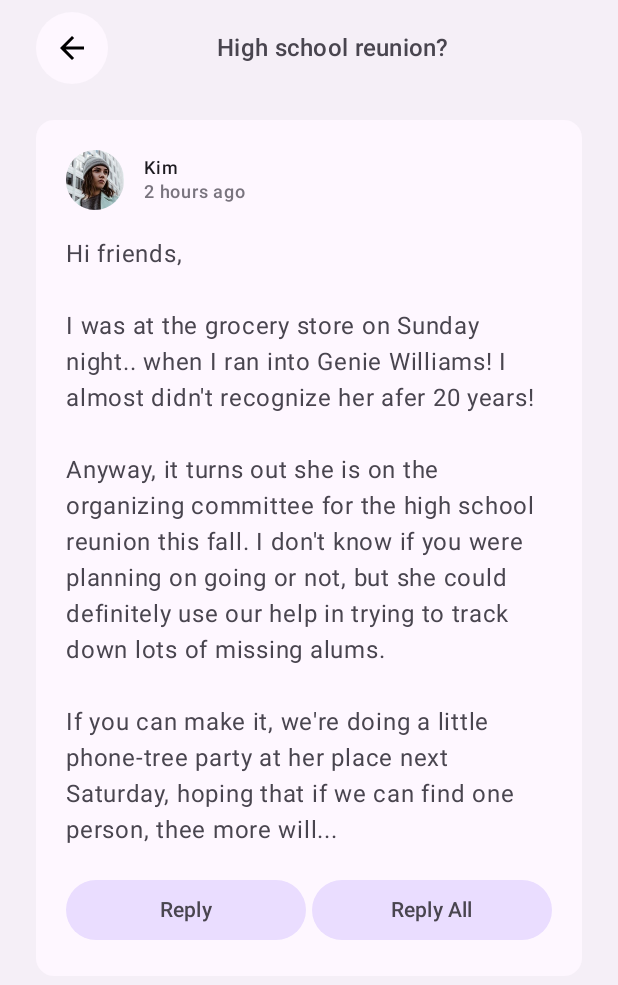
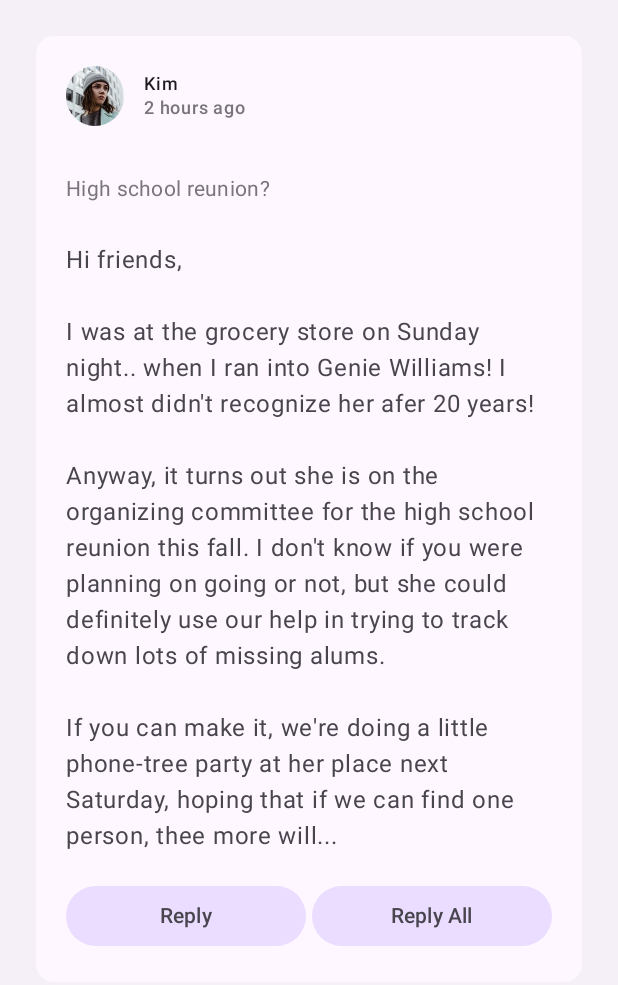
Before and after one commit to iamspd/Reply_JetpackCompose_WindowSizeLibrary, an Android app built with Jetpack Compose: the @Preview function PreviewDetailsScreen, on a phone screen of 412 x 824 dp. Shown: the top 985 px of the screen. Run offline under Robolectric (Android 15) with nearby library versions, the phone set to English and light mode, and no system bars.

```diff
--- a/app/src/main/java/com/example/reply/ui/ReplyViewModel.kt
+++ b/app/src/main/java/com/example/reply/ui/ReplyViewModel.kt
@@ -50,7 +50,9 @@ class ReplyViewModel : ViewModel() {
             LocalEmailsDataProvider.allEmails.groupBy { it.mailbox }
 
         _appUiState.value = AppUiState(
-            mailboxes = mailboxes
+            mailboxes = mailboxes,
+            currentSelectedEmail = mailboxes[MailboxType.Inbox]?.get(0)
+                ?: LocalEmailsDataProvider.defaultEmail
         )
     }
 }
--- a/app/src/main/java/com/example/reply/ui/screens/DetailsScreen.kt
+++ b/app/src/main/java/com/example/reply/ui/screens/DetailsScreen.kt
@@ -7,10 +7,13 @@ import androidx.compose.foundation.layout.Arrangement
 import androidx.compose.foundation.layout.Box
 import androidx.compose.foundation.layout.Column
 import androidx.compose.foundation.layout.Row
+import androidx.compose.foundation.layout.Spacer
 import androidx.compose.foundation.layout.WindowInsets
 import androidx.compose.foundation.layout.asPaddingValues
 import androidx.compose.foundation.layout.fillMaxSize
 import androidx.compose.foundation.layout.fillMaxWidth
+import androidx.compose.foundation.layout.height
+import androidx.compose.foundation.layout.navigationBarsPadding
 import androidx.compose.foundation.layout.padding
 import androidx.compose.foundation.layout.safeDrawing
 import androidx.compose.foundation.layout.size
@@ -18,7 +21,6 @@ import androidx.compose.foundation.lazy.LazyColumn
 import androidx.compose.foundation.shape.CircleShape
 import androidx.compose.material.icons.Icons
 import androidx.compose.material.icons.automirrored.filled.ArrowBack
-import androidx.compose.material.icons.filled.ArrowBack
 import androidx.compose.material3.Button
 import androidx.compose.material3.ButtonDefaults
 import androidx.compose.material3.Card
@@ -58,6 +60,7 @@ fun PreviewDetailsScreen() {
 fun DetailsScreen(
     modifier: Modifier = Modifier,
     appUiState: AppUiState,
+    isFullScreen: Boolean = false,
     onBackPressed: () -> Unit,
 ) {
 
@@ -73,6 +76,7 @@ fun DetailsScreen(
                 .background(color = MaterialTheme.colorScheme.inverseOnSurface)
         ) {
             item {
+                if (isFullScreen) {
                     DetailsScreenTopBar(
                         onBackButtonClicked = onBackPressed,
                         appUiState = appUiState,
@@ -80,12 +84,19 @@ fun DetailsScreen(
                             .fillMaxWidth()
                             .padding(top = dimensionResource(R.dimen.topbar_padding_vertical))
                     )
+                }
 
                 DetailsScreenEmailDetailCard(
                     email = appUiState.currentSelectedEmail,
                     mailboxType = appUiState.currentMailbox,
-                    modifier = Modifier
+                    isFullScreen = isFullScreen,
+                    modifier = if (isFullScreen) {
+                        Modifier
+                            .navigationBarsPadding()
                             .padding(dimensionResource(R.dimen.detail_card_outer_padding_horizontal))
+                    } else {
+                        Modifier.padding(dimensionResource(R.dimen.detail_card_outer_padding_horizontal))
+                    }
                 )
             }
         }
@@ -134,6 +145,7 @@ fun DetailsScreenTopBar(
 fun DetailsScreenEmailDetailCard(
     modifier: Modifier = Modifier,
     email: Email,
+    isFullScreen: Boolean,
     mailboxType: MailboxType
 ) {
     val context = LocalContext.current
@@ -155,6 +167,17 @@ fun DetailsScreenEmailDetailCard(
                 email = email,
                 modifier = Modifier.fillMaxWidth()
             )
+            if (!isFullScreen) {
+                Text(
+                    text = stringResource(email.subject),
+                    style = MaterialTheme.typography.bodyMedium,
+                    color = MaterialTheme.colorScheme.outline,
+                    modifier = Modifier.padding(
+                        top = dimensionResource(R.dimen.detail_content_padding_top),
+                        bottom = dimensionResource(R.dimen.detail_expanded_subject_body_spacing)
+                    ),
+                )
+            }
             Text(
                 modifier = Modifier.fillMaxSize(),
                 text = stringResource(email.body),
--- a/app/src/main/java/com/example/reply/ui/utils/WindowStateUtils.kt
+++ b/app/src/main/java/com/example/reply/ui/utils/WindowStateUtils.kt
@@ -3,3 +3,7 @@ package com.example.reply.ui.utils
 enum class AppNavigationType {
     BOTTOM_NAVIGATION, NAVIGATION_RAIL, PERMANENT_NAVIGATION_DRAWER
 }
+
+enum class AppContentType {
+    LIST_ONLY, LIST_AND_DETAIL
+}
```
Also changed, not shown: app/src/main/java/com/example/reply/ui/ReplyApp.kt (+11 -1 lines), app/src/main/java/com/example/reply/ui/screens/HomeContent.kt (+49 -1 lines), app/src/main/java/com/example/reply/ui/screens/HomeScreen.kt (+15 -0 lines). Lines whose indentation alone changed are shown as unchanged.
